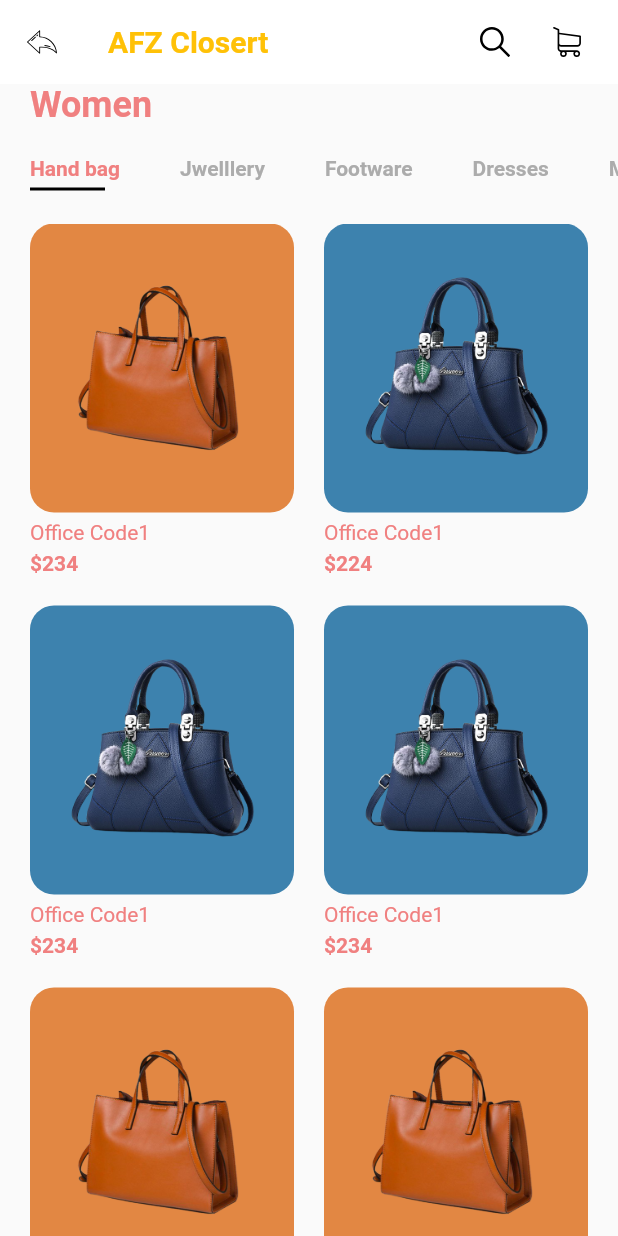
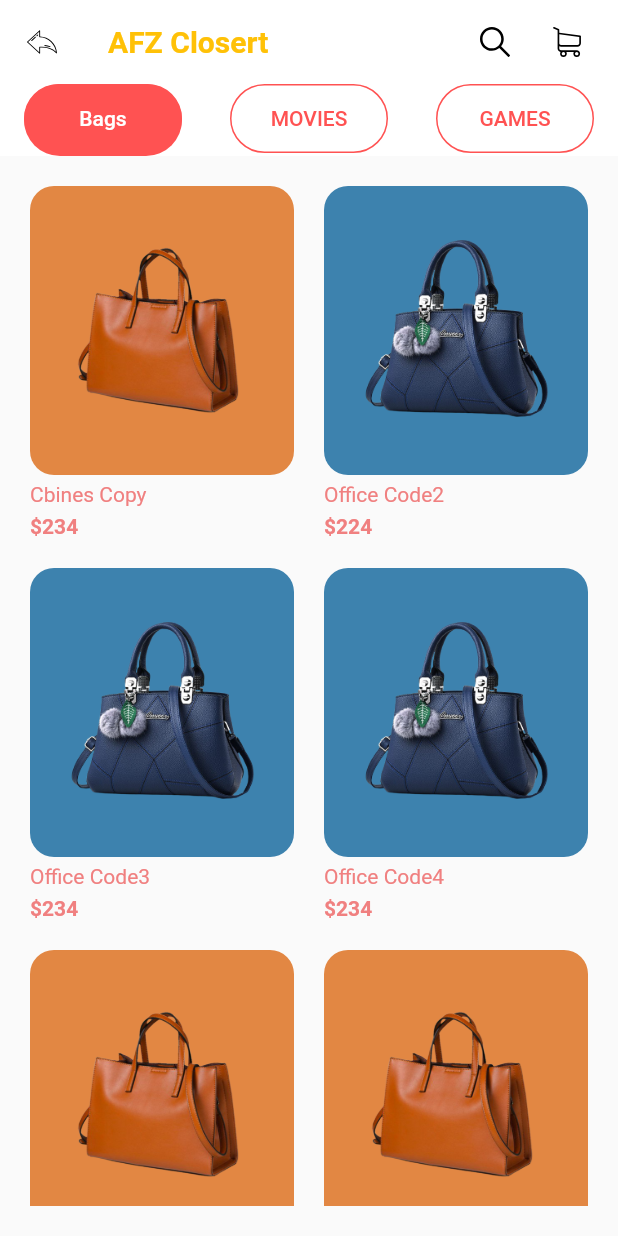
Before and after one commit to mfrony2003/OnlineShop_MobileApp_Flutter, a Flutter app: the screen it shows after launch, on a phone screen of 412 x 824 dp. Run offline on Flutter 3.47's test engine with Material 2 defaults, Android fonts, the phone set to English and light mode, and no system bars; our stand-ins replace flutter_svg.

Commit message:
Update the data model and tabs

```diff
--- a/lib/model/Product.dart
+++ b/lib/model/Product.dart
@@ -15,11 +15,11 @@ class Product {
   });
 }
 
-List<Product> products = [
+List<Product> products_bags = [
   Product(
     id: 1,
     image: 'assets/images/bag_1.png',
-    title: 'Office Code1',
+    title: 'Cbines Copy',
     price: 234,
     description:
         'When you add images to your project, you need to update the pubspec.yaml file to access them—this example uses Image.asset to display the images. For more information, see this example’s pubspec.yaml.',
@@ -87,3 +87,76 @@ List<Product> products = [
     color: Color(0xFF3D82AE),
   ),
 ];
+
+List<Product> products_shoes = [
+  Product(
+    id: 1,
+    image: 'assets/images/shoes.jpg',
+    title: 'Cbines Copy',
+    price: 234,
+    description:
+        'When you add images to your project, you need to update the pubspec.yaml file to access them—this example uses Image.asset to display the images. For more information, see this example’s pubspec.yaml.',
+    size: 12,
+    color: Color(0xFFa5a7a6),
+  ),
+  Product(
+    id: 2,
+    image: 'assets/images/shoes2.jpg',
+    title: 'Office Code2',
+    price: 224,
+    description:
+        'When you add images to your project, you need to update the pubspec.yaml file to access them—this example uses Image.asset to display the images. For more information, see this example’s pubspec.yaml.',
+    size: 12,
+    color: Color(0xFFa5a7a6),
+  ),
+  Product(
+    id: 3,
+    image: 'assets/images/shoes.jpg',
+    title: 'Office Code3',
+    price: 234,
+    description:
+        'When you add images to your project, you need to update the pubspec.yaml file to access them—this example uses Image.asset to display the images. For more information, see this example’s pubspec.yaml.',
+    size: 12,
+    color: Color(0xFFa5a7a6),
+  ),
+  Product(
+    id: 4,
+    image: 'assets/images/shoes2.jpg',
+    title: 'Office Code4',
+    price: 234,
+    description:
+        'When you add images to your project, you need to update the pubspec.yaml file to access them—this example uses Image.asset to display the images. For more information, see this example’s pubspec.yaml.',
+    size: 12,
+    color: Color(0xFFa5a7a6),
+  ),
+  Product(
+    id: 5,
+    image: 'assets/images/shoes2.jpg',
+    title: 'Office Code',
+    price: 234,
+    description:
+        'When you add images to your project, you need to update the pubspec.yaml file to access them—this example uses Image.asset to display the images. For more information, see this example’s pubspec.yaml.',
+    size: 12,
+    color: Color(0xFFa5a7a6),
+  ),
+  Product(
+    id: 6,
+    image: 'assets/images/shoes.jpg',
+    title: 'Office Code',
+    price: 234,
+    description:
+        'When you add images to your project, you need to update the pubspec.yaml file to access them—this example uses Image.asset to display the images. For more information, see this example’s pubspec.yaml.',
+    size: 12,
+    color: Color(0xFFa5a7a6),
+  ),
+  Product(
+    id: 7,
+    image: 'assets/images/shoes.jpg',
+    title: 'Office Code',
+    price: 234,
+    description:
+        'When you add images to your project, you need to update the pubspec.yaml file to access them—this example uses Image.asset to display the images. For more information, see this example’s pubspec.yaml.',
+    size: 12,
+    color: Color(0xFFa5a7a6),
+  ),
+];
--- a/lib/screen/home/components/body.dart
+++ b/lib/screen/home/components/body.dart
@@ -3,8 +3,7 @@ import 'package:online_store_application/constants.dart';
 import 'package:online_store_application/model/Product.dart';
 import 'package:online_store_application/screen/Details/details_screen.dart';
 import 'package:online_store_application/screen/home/components/item-cart.dart';
-
-import 'categories.dart';
+import 'package:online_store_application/screen/home/components/tabbar.dart';
 
 class Body extends StatelessWidget {
   @override
@@ -22,28 +21,29 @@ class Body extends StatelessWidget {
                 .copyWith(fontWeight: FontWeight.bold),
           ),
         ),
-        Categories(),
-        Expanded(
-            child: Padding(
-          padding: const EdgeInsets.symmetric(horizontal: kDefaultPadding),
-          child: GridView.builder(
-            itemCount: products.length,
-            gridDelegate: SliverGridDelegateWithFixedCrossAxisCount(
-                crossAxisCount: 2,
-                mainAxisSpacing: kDefaultPadding,
-                crossAxisSpacing: kDefaultPadding,
-                childAspectRatio: 0.75),
-            itemBuilder: (context, index) => ItemCard(
-              product: products[index],
-              press: () => Navigator.push(
-                  context,
-                  MaterialPageRoute(
-                      builder: (context) => DetailsScreen(
-                            product: products[index],
-                          ))),
-            ),
-          ),
-        ))
+        //Categories(),
+        Expanded(child: TabBarItems()),
+        // Expanded(
+        //     child: Padding(
+        //   padding: const EdgeInsets.symmetric(horizontal: kDefaultPadding),
+        //   child: GridView.builder(
+        //     itemCount: products.length,
+        //     gridDelegate: SliverGridDelegateWithFixedCrossAxisCount(
+        //         crossAxisCount: 2,
+        //         mainAxisSpacing: kDefaultPadding,
+        //         crossAxisSpacing: kDefaultPadding,
+        //         childAspectRatio: 0.75),
+        //     itemBuilder: (context, index) => ItemCard(
+        //       product: products[index],
+        //       press: () => Navigator.push(
+        //           context,
+        //           MaterialPageRoute(
+        //               builder: (context) => DetailsScreen(
+        //                     product: products[index],
+        //                   ))),
+        //     ),
+        //   ),
+        // ))
       ],
     );
   }
--- a/lib/screen/home/components/categories.dart
+++ b/lib/screen/home/components/categories.dart
@@ -8,13 +8,7 @@ class Categories extends StatefulWidget {
 }
 
 class _CategoriesState extends State<Categories> {
-  List<String> categories = [
-    "Hand bag",
-    "Jwelllery",
-    "Footware",
-    "Dresses",
-    "Makeup"
-  ];
+  List<String> categories = ["Hand bag", "Jwelllery", "Footware", "Dresses"];
   int selectedIndex = 0;
 
   @override
--- a/lib/screen/home/components/item-cart.dart
+++ b/lib/screen/home/components/item-cart.dart
@@ -33,7 +33,7 @@ class ItemCard extends StatelessWidget {
           Padding(
             padding: const EdgeInsets.symmetric(vertical: kDefaultPadding / 4),
             child: Text(
-              products[0].title,
+              product.title,
               style: TextStyle(color: kTextColor),
             ),
           ),
--- /dev/null
+++ b/lib/screen/home/components/product_screen.dart
@@ -0,0 +1,38 @@
+import 'package:flutter/material.dart';
+import 'package:online_store_application/model/Product.dart';
+import 'package:online_store_application/screen/Details/details_screen.dart';
+import 'package:online_store_application/screen/home/components/item-cart.dart';
+
+import '../../../constants.dart';
+
+// ignore: camel_case_types
+class Product_Screen extends StatelessWidget {
+  final List<Product> product_bags;
+
+  const Product_Screen({Key key, this.product_bags}) : super(key: key);
+
+  @override
+  Widget build(BuildContext context) {
+    return Padding(
+      padding: const EdgeInsets.symmetric(
+          horizontal: kDefaultPadding, vertical: kDefaultPadding),
+      child: GridView.builder(
+        itemCount: product_bags.length,
+        gridDelegate: SliverGridDelegateWithFixedCrossAxisCount(
+            crossAxisCount: 2,
+            mainAxisSpacing: kDefaultPadding,
+            crossAxisSpacing: kDefaultPadding,
+            childAspectRatio: 0.75),
+        itemBuilder: (context, index) => ItemCard(
+          product: product_bags[index],
+          press: () => Navigator.push(
+              context,
+              MaterialPageRoute(
+                  builder: (context) => DetailsScreen(
+                        product: product_bags[index],
+                      ))),
+        ),
+      ),
+    );
+  }
+}
--- /dev/null
+++ b/lib/screen/home/components/tabbar.dart
@@ -0,0 +1,102 @@
+import 'package:flutter/material.dart';
+import 'package:flutter_svg/flutter_svg.dart';
+import 'package:online_store_application/model/Product.dart';
+import 'package:online_store_application/screen/home/components/product_screen.dart';
+
+import '../../../constants.dart';
+
+class TabBarItems extends StatelessWidget {
+  @override
+  Widget build(BuildContext context) {
+    return DefaultTabController(
+        length: 3,
+        child: Scaffold(
+          appBar: AppBar(
+            backgroundColor: Colors.white,
+            title: Text(
+              'AFZ Closert',
+              style: const TextStyle(
+                  color: Colors.amber, fontWeight: FontWeight.bold),
+            ),
+            elevation: 0,
+            leading: IconButton(
+              icon: SvgPicture.asset(
+                "assets/icons/back.svg",
+                height: 20.0,
+                width: 20.0,
+                allowDrawingOutsideViewBox: true,
+              ),
+              onPressed: () {},
+            ),
+            actions: <Widget>[
+              IconButton(
+                  icon: SvgPicture.asset("assets/icons/search.svg",
+                      height: 20.0,
+                      width: 20.0,
+                      allowDrawingOutsideViewBox: true),
+                  color: kTextColor,
+                  onPressed: () {}),
+              IconButton(
+                  icon: SvgPicture.asset("assets/icons/cart.svg",
+                      height: 20.0,
+                      width: 20.0,
+                      allowDrawingOutsideViewBox: true),
+                  color: kTextColor,
+                  onPressed: () {}),
+              SizedBox(
+                width: kDefaultPadding / 2,
+              )
+            ],
+            bottom: TabBar(
+                unselectedLabelColor: Colors.redAccent,
+                indicatorSize: TabBarIndicatorSize.label,
+                indicator: BoxDecoration(
+                    borderRadius: BorderRadius.circular(50),
+                    color: Colors.redAccent),
+                tabs: [
+                  Tab(
+                    child: Container(
+                      decoration: BoxDecoration(
+                          borderRadius: BorderRadius.circular(50),
+                          border:
+                              Border.all(color: Colors.redAccent, width: 1)),
+                      child: Align(
+                        alignment: Alignment.center,
+                        child: Text("Bags"),
+                      ),
+                    ),
+                  ),
+                  Tab(
+                    child: Container(
+                      decoration: BoxDecoration(
+                          borderRadius: BorderRadius.circular(50),
+                          border:
+                              Border.all(color: Colors.redAccent, width: 1)),
+                      child: Align(
+                        alignment: Alignment.center,
+                        child: Text("MOVIES"),
+                      ),
+                    ),
+                  ),
+                  Tab(
+                    child: Container(
+                      decoration: BoxDecoration(
+                          borderRadius: BorderRadius.circular(50),
+                          border:
+                              Border.all(color: Colors.redAccent, width: 1)),
+                      child: Align(
+                        alignment: Alignment.center,
+                        child: Text("GAMES"),
+                      ),
+                    ),
+                  ),
+                ]),
+          ),
+          body: TabBarView(children: [
+            Product_Screen(product_bags: products_bags),
+            Product_Screen(product_bags: products_shoes),
+            Icon(Icons.games),
+          ]),
+        ));
+  }
+}
--- a/lib/screen/home/home_screen.dart
+++ b/lib/screen/home/home_screen.dart
@@ -2,14 +2,16 @@ import 'package:flutter/material.dart';
 import 'package:flutter_svg/flutter_svg.dart';
 import 'package:online_store_application/constants.dart';
 import 'package:online_store_application/screen/home/components/body.dart';
+import 'package:online_store_application/screen/home/components/tabbar.dart';
 
 class HomeScreen extends StatelessWidget {
   @override
   Widget build(BuildContext context) {
-    return Scaffold(
-      appBar: buildAppBar(),
-      body: Body(),
-    );
+    return TabBarItems();
+    // return Scaffold(
+    //   appBar: buildAppBar(),
+    //   body: Body(),
+    // );
   }
 
   AppBar buildAppBar() {
```
Also changed, not shown: assets/images/shoes.jpg (added), assets/images/shoes2.jpg (added).
